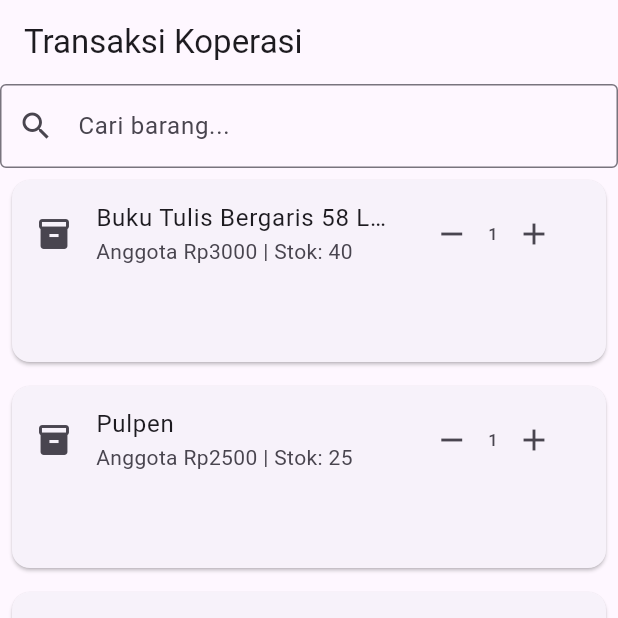
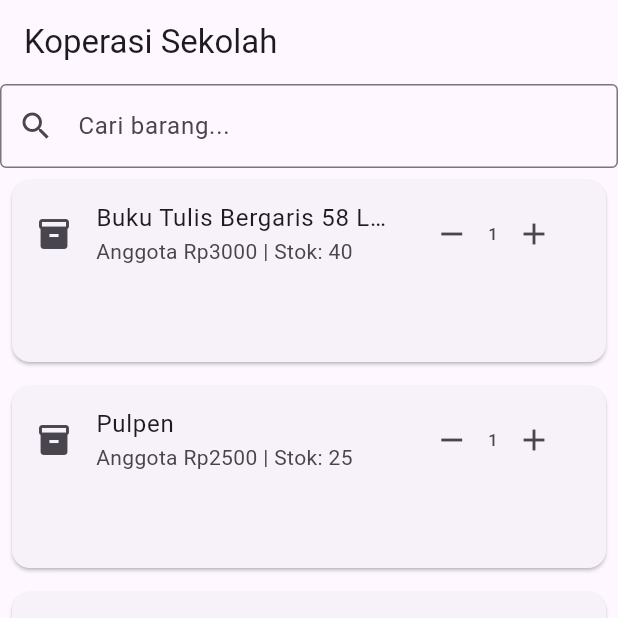
Before and after one commit to irsyadulrpl1-dot/latihan1-18Irsyad, a Flutter app: the screen it shows after launch, on a phone screen of 412 x 824 dp, the top half of it. Run offline on Flutter 3.47's test engine with Material 3 defaults, Android fonts, the light colour scheme and no system bars.

Commit message:
LKM-12 AntarMuka Utuh

```diff
--- a/kopsis_ui/lib/barang_card.dart
+++ b/kopsis_ui/lib/barang_card.dart
@@ -1,7 +1,6 @@
 import 'keranjang-item.dart';
 import 'package:flutter/material.dart';
 
-// UBAH: Dari StatelessWidget jadi StatefulWidget
 class BarangCard extends StatefulWidget {
   final String nama;
   final int hargaAnggota;
@@ -19,13 +18,12 @@ class BarangCard extends StatefulWidget {
 }
 
 class _BarangCardState extends State<BarangCard> {
-  // TAMBAHAN: Bikin variabel lokal biar stoknya bisa berubah saat di-run
   late int stokSekarang;
 
   @override
   void initState() {
     super.initState();
-    stokSekarang = widget.stok; // Ambil stok awal dari parameter
+    stokSekarang = widget.stok;
   }
 
   @override
@@ -39,11 +37,11 @@ class _BarangCardState extends State<BarangCard> {
         });
       },
     );
+
     return Card(
       margin: const EdgeInsets.all(8),
       child: ListTile(
         leading: const Icon(Icons.inventory_2),
-        // PERBAIKAN OVERFLOW (LANGKAH 1 & 2): Bungkus Text dengan Expanded
         title: Expanded(
           child: Text(
             widget.nama,
--- a/kopsis_ui/lib/keranjang-item.dart
+++ b/kopsis_ui/lib/keranjang-item.dart
@@ -1,8 +1,9 @@
-// ignore: file_names
 import 'package:flutter/material.dart';
 
 class KeranjangItem extends StatefulWidget {
-  const KeranjangItem({super.key, required Null Function() onTambah});
+  final VoidCallback? onTambah;
+
+  const KeranjangItem({super.key, this.onTambah});
 
   @override
   State<KeranjangItem> createState() => _KeranjangItemState();
@@ -45,6 +46,7 @@ class _KeranjangItemState extends State<KeranjangItem> {
             setState(() {
               jumlah++;
             });
+            widget.onTambah?.call();
           },
         ),
       ],
--- a/kopsis_ui/lib/main.dart
+++ b/kopsis_ui/lib/main.dart
@@ -45,7 +45,7 @@ class _MyAppState extends State<MyApp> {
 
     return MaterialApp(
       home: Scaffold(
-        appBar: AppBar(title: const Text('Transaksi Koperasi')),
+        appBar: AppBar(title: const Text('Koperasi Sekolah')),
         body: Column(
           children: [
             TextField(
```
Lines whose indentation alone changed are shown as unchanged.
